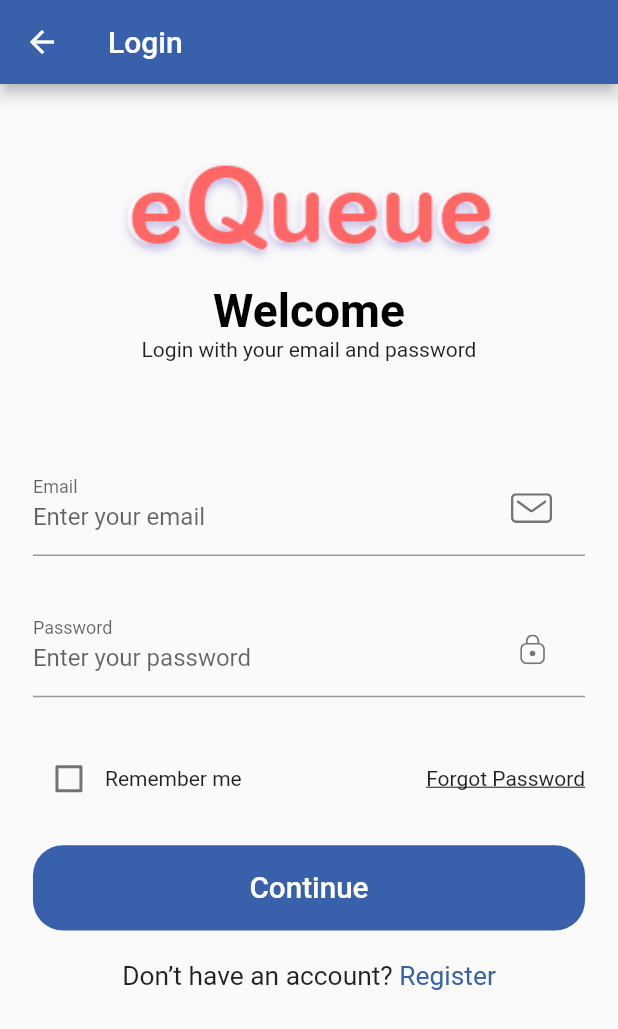
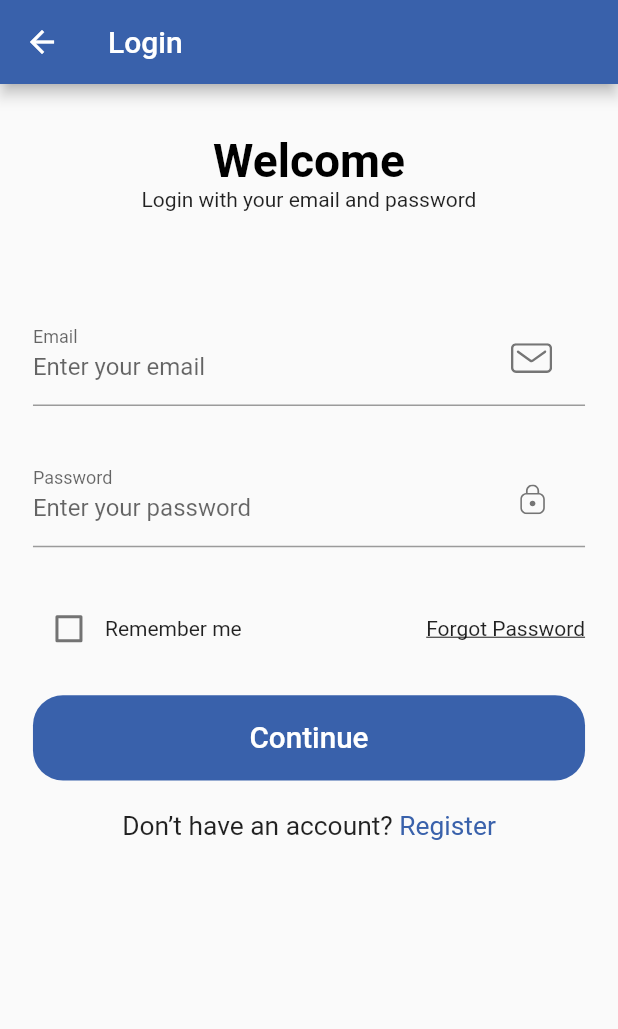
Before and after one commit to Chavi2z/restuarantQApp, a Flutter app: the LoginScreen screen opened directly, on a phone screen of 412 x 824 dp. Shown: the top 1029 px of the screen. Run offline on Flutter 3.47's test engine with Material 2 defaults, Android fonts, the phone set to English and light mode, and no system bars; our stand-ins replace flutter_svg, smooth_star_rating; missing offline and left inert: dart:js, json_serializable.

Commit message:
edit new

```diff
--- a/lib/screens/login_register/login/Body.dart
+++ b/lib/screens/login_register/login/Body.dart
@@ -16,10 +16,10 @@ class Body extends StatelessWidget {
             child: Column(
               children: [
                 SizedBox(height: SizeConfig.screenHeight * 0.04),
-                Image(
-                  image: AssetImage("assets/images/logoname.png"),
-                  height: 100.0,
-                ),
+                // Image(
+                //   image: AssetImage("assets/images/logoname.png"),
+                //   height: 100.0,
+                // ),
                 Text(
                   "Welcome",
                   style: TextStyle(
```
